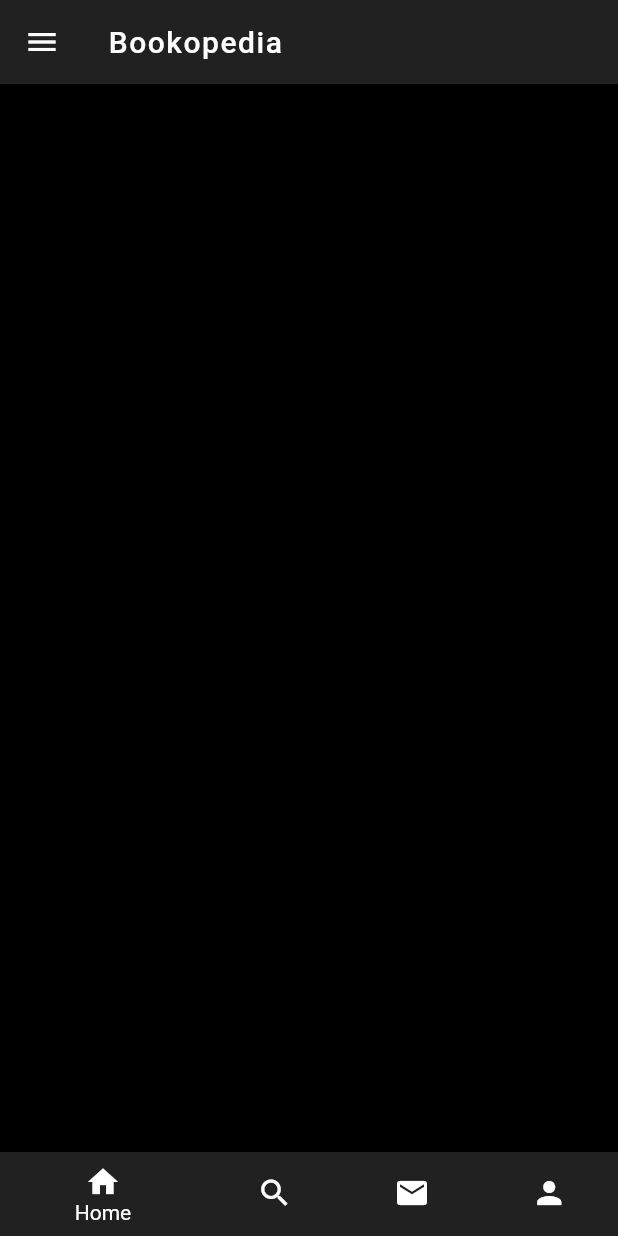
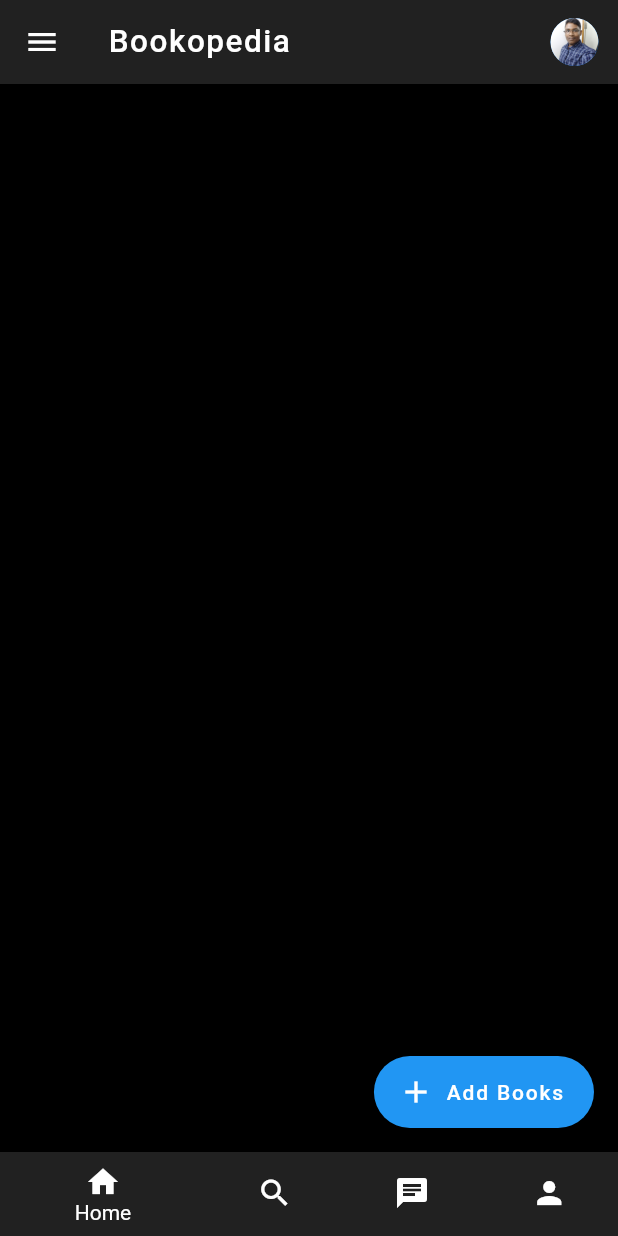
Before and after one commit to aKrRaC/bookopedia, a Flutter app: the screen it shows after launch, on a phone screen of 412 x 824 dp. Run offline on Flutter 3.47's test engine with Material 2 defaults, Android fonts, the phone set to English and light mode, and no system bars; missing offline and left inert: flappy_search_bar.

Commit message:
Added new stuff Minor fixes

```diff
--- /dev/null
+++ b/lib/HomePage.dart
@@ -0,0 +1,26 @@
+import 'package:bookopedia/Add_Books.dart';
+import 'package:flutter/material.dart';
+
+class HomePage extends StatelessWidget {
+
+  Future navigateToSubPage(context) async {
+    Navigator.push(context, MaterialPageRoute(builder: (context) => Add_Books()));
+  }
+
+
+  @override
+  Widget build(BuildContext context) {
+    return Scaffold(
+      backgroundColor: Colors.black,
+      floatingActionButton: FloatingActionButton.extended(
+        icon: Icon(Icons.add),
+        label: Text('Add Books'),
+        elevation: 2.0,
+        tooltip: 'Add books',
+        onPressed: (){
+          navigateToSubPage(context);
+        },
+      ),
+    );
+  }
+}
--- a/lib/main.dart
+++ b/lib/main.dart
@@ -1,3 +1,7 @@
+import 'package:bookopedia/Chat.dart';
+import 'package:bookopedia/HomePage.dart';
+import 'package:bookopedia/Profile.dart';
+import 'package:bookopedia/Search.dart';
 import 'package:bookopedia/widgets/NavDrawer.dart';
 import 'package:flutter/material.dart';
 import 'package:flutter/widgets.dart';
@@ -5,9 +9,10 @@
 void main() => runApp(MaterialApp(
   home: Home(),
   theme: new ThemeData(
-  canvasColor: Colors.grey[900]
+    canvasColor: Colors.grey[900],
   )
 ));
+
 
 class Home extends StatefulWidget {
   @override
@@ -18,8 +23,11 @@
 
   int selectedPage = 0;
 
-  final _pageOptions = [
-    Home(),
+  List<Widget> _pageOptions = <Widget>[
+    HomePage(),
+    Search(),
+    Chat(),
+    Profile()
   ];
 
   @override
@@ -29,10 +37,22 @@
       backgroundColor: Colors.black,
       drawer: NavDrawer(),
       appBar: AppBar(
+        actions: <Widget>[
+          Container(
+            padding: EdgeInsets.all(12),
+            width: 58,
+            child: GestureDetector(
+              child: CircleAvatar(
+                  backgroundImage: AssetImage('assets/images/pic.jpg'),
+                  ),
+              onTap: (){Profile();},
+            )
+            ),
+        ],
         title: Text(
           'Bookopedia',
           style: TextStyle(
-            fontSize: 20.0,
+            fontSize: 21.0,
             fontWeight: FontWeight.w500,
             letterSpacing: 1.0,
             color: Colors.white,
@@ -52,7 +72,7 @@
             label: 'Search',
           ),
           BottomNavigationBarItem(
-            icon: new Icon(Icons.mail),
+            icon: new Icon(Icons.chat),
             label: 'Chat',
           ),
           BottomNavigationBarItem(
@@ -66,6 +86,7 @@
             selectedPage = index;});
           }
       ),
+      body: _pageOptions.elementAt(selectedPage),
     );
   }
 }
--- a/pubspec.yaml
+++ b/pubspec.yaml
@@ -29,6 +29,10 @@
   cupertino_icons: ^1.0.0
   url_launcher: ^5.4.5
   rounded_floating_app_bar: 0.1.0
+  flappy_search_bar: ^1.4.1
+  mongo_dart:
+    git:
+      url: https://github.com/mongo-dart/mongo_dart.git
 
 dev_dependencies:
   flutter_test:
@@ -48,6 +52,7 @@
   # To add assets to your application, add an assets section, like this:
   assets:
     - assets/images/cover.jpg
+    - assets/images/pic.jpg
   #   - images/a_dot_ham.jpeg
 
   # An image asset can refer to one or more resolution-specific "variants", see
```
Also changed, not shown: lib/Add_Books.dart (added, +24 -0 lines), lib/Chat.dart (added, +11 -0 lines), lib/Profile.dart (added, +11 -0 lines), lib/Search.dart (added, +76 -0 lines), lib/about.dart (+21 -8 lines), lib/widgets/NavDrawer.dart (+4 -3 lines), assets/images/pic.jpg (added), pubspec.lock.
